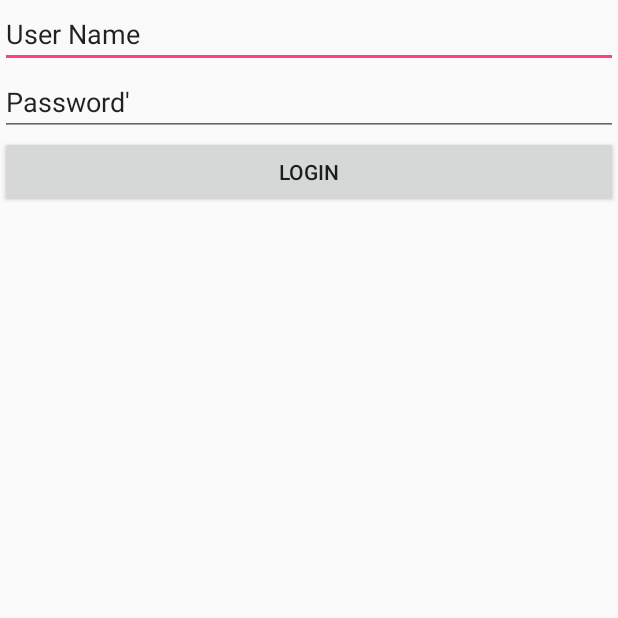
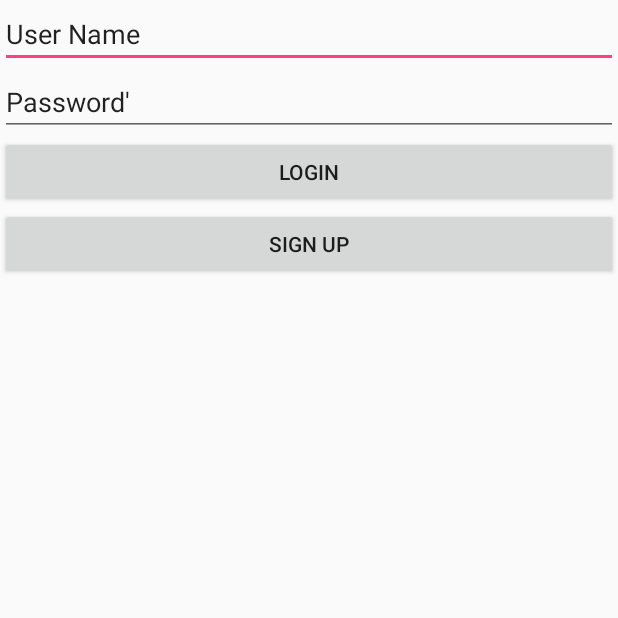
Before and after one commit to madhushreeumesh/KesoukAndroid, an Android app: the screen it shows after launch (LoginActivity), on a phone screen of 412 x 824 dp, the top half of it. Run offline under Robolectric (Android 15) with nearby library versions, the phone set to English and light mode, and no system bars; our stand-ins replace sdp/ssp sizes; libraries missing offline, so code that uses them is left out: com.facebook.stetho; 1 statement that could not run was skipped.

Commit message:
added sign up button

```diff
--- a/app/src/main/res/layout/activity_login.xml
+++ b/app/src/main/res/layout/activity_login.xml
@@ -24,10 +24,17 @@
             android:text="@string/password" />
 
         <Button
-            android:id="@+id/btn_sign_in"
+        android:id="@+id/btn_sign_in"
+        android:layout_width="match_parent"
+        android:layout_height="wrap_content"
+        android:text="@string/sign_in" />
+
+
+        <Button
+            android:id="@+id/btn_sign_up"
             android:layout_width="match_parent"
             android:layout_height="wrap_content"
-            android:text="@string/sign_in" />
+            android:text="@string/sign_up" />
 
     </LinearLayout>
 
--- a/app/src/main/res/values/strings.xml
+++ b/app/src/main/res/values/strings.xml
@@ -10,5 +10,6 @@
     <string name="action_settings">Settings</string>
     <string name="username">User Name</string>
     <string name="password">Password\'</string>
+    <string name="sign_up">Sign Up</string>
 
 </resources>
```
